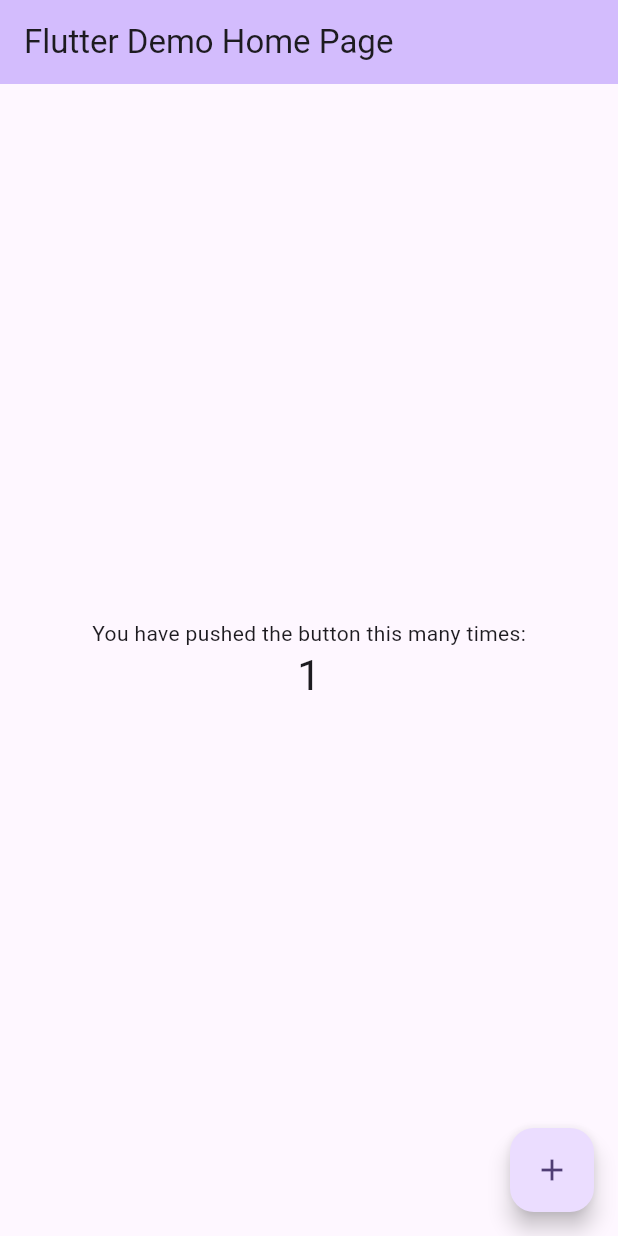
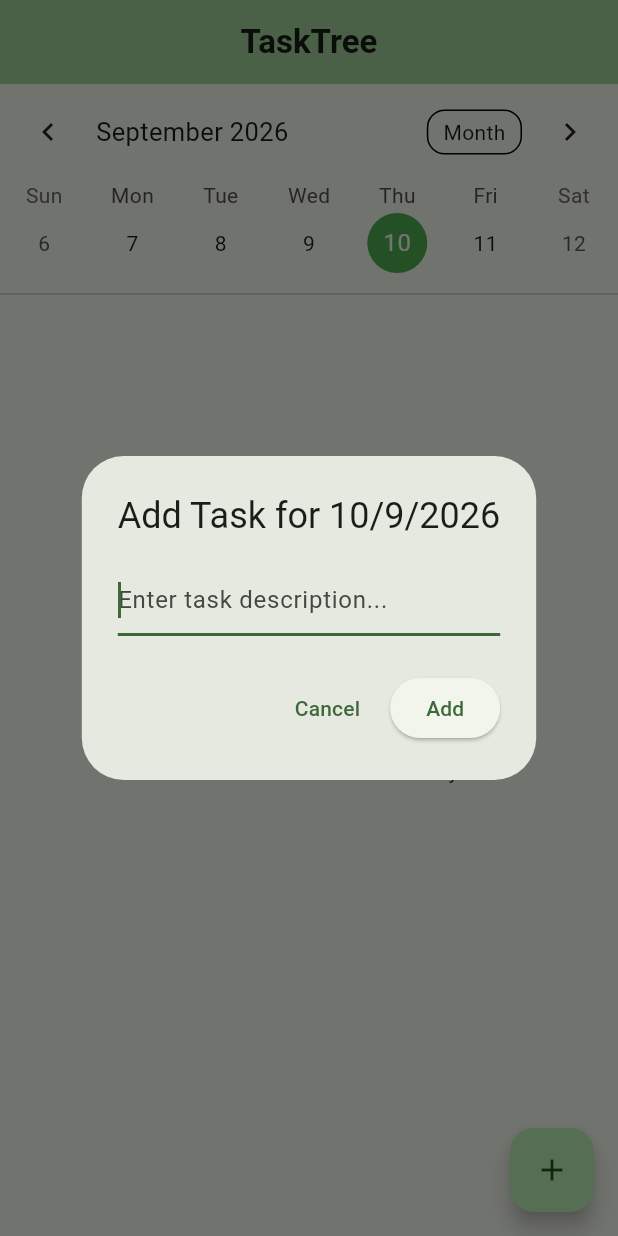
Before and after one commit to Mihlee/TaskTree, a Flutter app: the screen it shows after launch, after a tap on the "add" icon, on a phone screen of 412 x 824 dp. Run offline on Flutter 3.47's test engine with Material 3 defaults, Android fonts, the phone set to English and light mode, and no system bars; drawn by our look-alikes of table_calendar; statements that could not run were skipped.

Commit message:
Integrate TableCalendar view and date-specific task management

```diff
--- a/tasktree/lib/main.dart
+++ b/tasktree/lib/main.dart
@@ -1,120 +1,211 @@
 import 'package:flutter/material.dart';
+import 'package:table_calendar/table_calendar.dart';
 
 void main() {
-  runApp(const MyApp());
+  runApp(const TaskTreeApp());
 }
 
-class MyApp extends StatelessWidget {
-  const MyApp({super.key});
+class TaskTreeApp extends StatelessWidget {
+  const TaskTreeApp({super.key});
 
-  // This widget is the root of your application.
   @override
   Widget build(BuildContext context) {
     return MaterialApp(
-      title: 'Flutter Demo',
+      title: 'TaskTree',
+      debugShowCheckedModeBanner: false,
       theme: ThemeData(
-        // This is the theme of your application.
-        //
-        // TRY THIS: Try running your application with "flutter run". You'll see
-        // the application has a purple toolbar. Then, without quitting the app,
-        // try changing the seedColor in the colorScheme below to Colors.green
-        // and then invoke "hot reload" (save your changes or press the "hot
-        // reload" button in a Flutter-supported IDE, or press "r" if you used
-        // the command line to start the app).
-        //
-        // Notice that the counter didn't reset back to zero; the application
-        // state is not lost during the reload. To reset the state, use hot
-        // restart instead.
-        //
-        // This works for code too, not just values: Most code changes can be
-        // tested with just a hot reload.
-        colorScheme: .fromSeed(seedColor: Colors.deepPurple),
+        colorScheme: ColorScheme.fromSeed(seedColor: Colors.green),
+        useMaterial3: true,
       ),
-      home: const MyHomePage(title: 'Flutter Demo Home Page'),
+      home: const TaskListScreen(),
     );
   }
 }
 
-class MyHomePage extends StatefulWidget {
-  const MyHomePage({super.key, required this.title});
+class Task {
+  String title;
+  bool isCompleted;
+  DateTime date;
 
-  // This widget is the home page of your application. It is stateful, meaning
-  // that it has a State object (defined below) that contains fields that affect
-  // how it looks.
+  Task({
+    required this.title,
+    this.isCompleted = false,
+    required this.date,
+  });
+}
 
-  // This class is the configuration for the state. It holds the values (in this
-  // case the title) provided by the parent (in this case the App widget) and
-  // used by the build method of the State. Fields in a Widget subclass are
-  // always marked "final".
-
-  final String title;
+class TaskListScreen extends StatefulWidget {
+  const TaskListScreen({super.key});
 
   @override
-  State<MyHomePage> createState() => _MyHomePageState();
+  State<TaskListScreen> createState() => _TaskListScreenState();
 }
 
-class _MyHomePageState extends State<MyHomePage> {
-  int _counter = 0;
+class _TaskListScreenState extends State<TaskListScreen> {
+  CalendarFormat _calendarFormat = CalendarFormat.week;
+  DateTime _focusedDay = DateTime.now();
+  DateTime _selectedDay = DateTime.now();
 
-  void _incrementCounter() {
+  final Map<String, List<Task>> _tasksByDate = {};
+  final TextEditingController _taskController = TextEditingController();
+
+  String _dateKey(DateTime date) {
+    return "${date.year}-${date.month.toString().padLeft(2, '0')}-${date.day.toString().padLeft(2, '0')}";
+  }
+
+  List<Task> _getTasksForDay(DateTime day) {
+    return _tasksByDate[_dateKey(day)] ?? [];
+  }
+
+  void _addTask(String title) {
+    if (title.trim().isEmpty) return;
+
+    final key = _dateKey(_selectedDay);
+    final newTask = Task(
+      title: title,
+      date: DateTime(_selectedDay.year, _selectedDay.month, _selectedDay.day),
+    );
+
     setState(() {
-      // This call to setState tells the Flutter framework that something has
-      // changed in this State, which causes it to rerun the build method below
-      // so that the display can reflect the updated values. If we changed
-      // _counter without calling setState(), then the build method would not be
-      // called again, and so nothing would appear to happen.
-      _counter++;
+      if (_tasksByDate[key] != null) {
+        _tasksByDate[key]!.add(newTask);
+      } else {
+        _tasksByDate[key] = [newTask];
+      }
     });
+
+    _taskController.clear();
+    Navigator.pop(context);
+  }
+
+  void _showAddTaskDialog() {
+    showDialog(
+      context: context,
+      builder: (context) => AlertDialog(
+        title: Text('Add Task for ${_selectedDay.day}/${_selectedDay.month}/${_selectedDay.year}'),
+        content: TextField(
+          controller: _taskController,
+          autofocus: true,
+          decoration: const InputDecoration(hintText: 'Enter task description...'),
+          onSubmitted: (value) => _addTask(value),
+        ),
+        actions: [
+          TextButton(
+            onPressed: () => Navigator.pop(context),
+            child: const Text('Cancel'),
+          ),
+          ElevatedButton(
+            onPressed: () => _addTask(_taskController.text),
+            child: const Text('Add'),
+          ),
+        ],
+      ),
+    );
   }
 
   @override
   Widget build(BuildContext context) {
-    // This method is rerun every time setState is called, for instance as done
-    // by the _incrementCounter method above.
-    //
-    // The Flutter framework has been optimized to make rerunning build methods
-    // fast, so that you can just rebuild anything that needs updating rather
-    // than having to individually change instances of widgets.
+    final currentTasks = _getTasksForDay(_selectedDay);
+
     return Scaffold(
       appBar: AppBar(
-        // TRY THIS: Try changing the color here to a specific color (to
-        // Colors.amber, perhaps?) and trigger a hot reload to see the AppBar
-        // change color while the other colors stay the same.
+        title: const Text('TaskTree', style: TextStyle(fontWeight: FontWeight.bold)),
+        centerTitle: true,
         backgroundColor: Theme.of(context).colorScheme.inversePrimary,
-        // Here we take the value from the MyHomePage object that was created by
-        // the App.build method, and use it to set our appbar title.
-        title: Text(widget.title),
       ),
       body: Center(
-        // Center is a layout widget. It takes a single child and positions it
-        // in the middle of the parent.
-        child: Column(
-          // Column is also a layout widget. It takes a list of children and
-          // arranges them vertically. By default, it sizes itself to fit its
-          // children horizontally, and tries to be as tall as its parent.
-          //
-          // Column has various properties to control how it sizes itself and
-          // how it positions its children. Here we use mainAxisAlignment to
-          // center the children vertically; the main axis here is the vertical
-          // axis because Columns are vertical (the cross axis would be
-          // horizontal).
-          //
-          // TRY THIS: Invoke "debug painting" (choose the "Toggle Debug Paint"
-          // action in the IDE, or press "p" in the console), to see the
-          // wireframe for each widget.
-          mainAxisAlignment: .center,
-          children: [
-            const Text('You have pushed the button this many times:'),
-            Text(
-              '$_counter',
-              style: Theme.of(context).textTheme.headlineMedium,
-            ),
-          ],
+        child: ConstrainedBox(
+          constraints: const BoxConstraints(maxWidth: 500),
+          child: Column(
+            children: [
+              TableCalendar(
+                firstDay: DateTime.utc(2020, 1, 1),
+                lastDay: DateTime.utc(2030, 12, 31),
+                focusedDay: _focusedDay,
+                calendarFormat: _calendarFormat,
+                selectedDayPredicate: (day) => isSameDay(_selectedDay, day),
+                eventLoader: (day) => _getTasksForDay(day),
+                onDaySelected: (selectedDay, focusedDay) {
+                  if (!isSameDay(_selectedDay, selectedDay)) {
+                    setState(() {
+                      _selectedDay = selectedDay;
+                      _focusedDay = focusedDay;
+                    });
+                  }
+                },
+                onFormatChanged: (format) {
+                  if (_calendarFormat != format) {
+                    setState(() {
+                      _calendarFormat = format;
+                    });
+                  }
+                },
+                onPageChanged: (focusedDay) {
+                  _focusedDay = focusedDay;
+                },
+                calendarStyle: const CalendarStyle(
+                  todayDecoration: BoxDecoration(
+                    color: Colors.greenAccent,
+                    shape: BoxShape.circle,
+                  ),
+                  selectedDecoration: BoxDecoration(
+                    color: Colors.green,
+                    shape: BoxShape.circle,
+                  ),
+                  markerDecoration: BoxDecoration(
+                    color: Colors.darkGreen,
+                    shape: BoxShape.circle,
+                  ),
+                ),
+              ),
+              const Divider(),
+              Expanded(
+                child: currentTasks.isEmpty
+                    ? const Center(
+                        child: Text('No tasks scheduled for this day!'),
+                      )
+                    : ListView.builder(
+                        itemCount: currentTasks.length,
+                        itemBuilder: (context, index) {
+                          final task = currentTasks[index];
+                          return Card(
+                            margin: const EdgeInsets.symmetric(horizontal: 16, vertical: 4),
+                            child: ListTile(
+                              leading: Checkbox(
+                                value: task.isCompleted,
+                                onChanged: (value) {
+                                  setState(() {
+                                    task.isCompleted = value ?? false;
+                                  });
+                                },
+                              ),
+                              title: Text(
+                                task.title,
+                                style: TextStyle(
+                                  decoration: task.isCompleted
+                                      ? TextDecoration.lineThrough
+                                      : null,
+                                ),
+                              ),
+                              trailing: IconButton(
+                                icon: const Icon(Icons.delete_outline, color: Colors.red),
+                                onPressed: () {
+                                  setState(() {
+                                    currentTasks.removeAt(index);
+                                  });
+                                },
+                              ),
+                            ),
+                          );
+                        },
+                      ),
+              ),
+            ],
+          ),
         ),
       ),
       floatingActionButton: FloatingActionButton(
-        onPressed: _incrementCounter,
-        tooltip: 'Increment',
+        onPressed: _showAddTaskDialog,
         child: const Icon(Icons.add),
       ),
     );
```
